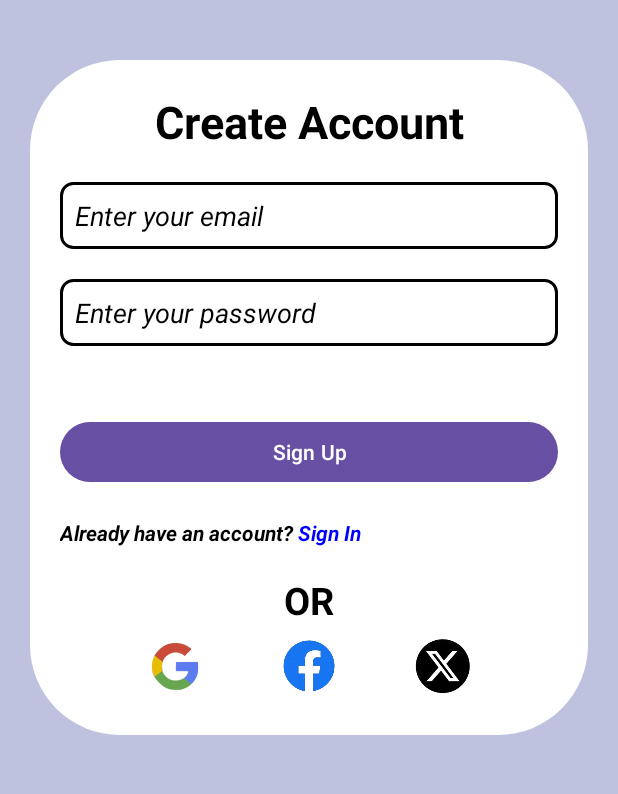
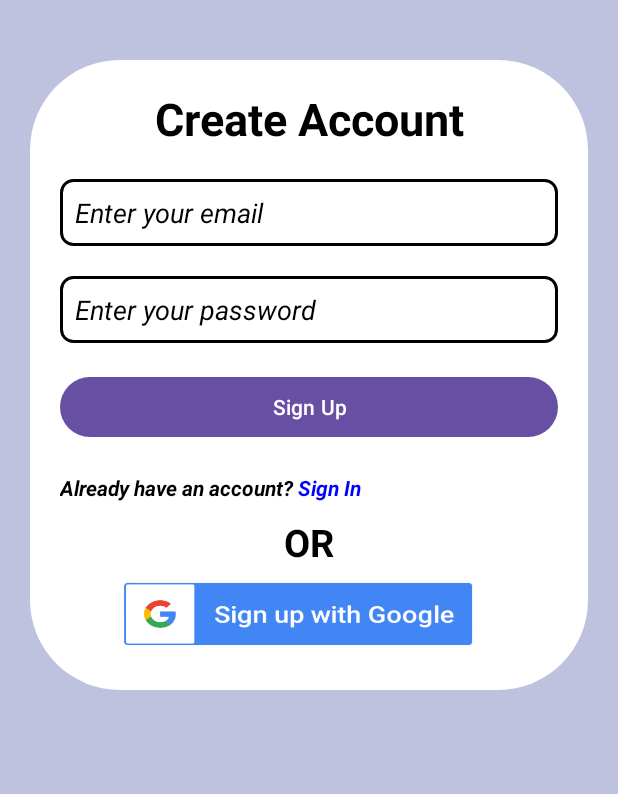
Before and after one commit to pranjalsinha1205/PayEase, an Android app: the screen it shows after launch (SignUp), after a tap on "Sign Up", on a phone screen of 412 x 824 dp, the part 189-983 px from its top. Run offline under Robolectric (Android 15) with nearby library versions, the phone set to English and light mode, and no system bars; our stand-ins replace Firebase (no records; nobody signed in at launch, a user with empty details on screens opened directly).

Commit message:
added google sign in and sign up

```diff
--- a/app/build.gradle.kts
+++ b/app/build.gradle.kts
@@ -47,6 +47,7 @@ dependencies {
     implementation(libs.androidx.credentials)
     implementation(libs.androidx.credentials.play.services.auth)
     implementation(libs.googleid)
+    implementation(libs.play.services.auth)
     testImplementation(libs.junit)
     androidTestImplementation(libs.androidx.junit)
     androidTestImplementation(libs.androidx.espresso.core)
--- a/app/src/main/java/com/example/payease/HomeActivity.kt
+++ b/app/src/main/java/com/example/payease/HomeActivity.kt
@@ -5,8 +5,6 @@ import android.os.Bundle
 import android.widget.Button
 import androidx.activity.enableEdgeToEdge
 import androidx.appcompat.app.AppCompatActivity
-import androidx.core.view.ViewCompat
-import androidx.core.view.WindowInsetsCompat
 import com.example.payease.auth.FirebaseAuthManager
 import com.example.payease.utils.SessionManager
 
--- a/app/src/main/java/com/example/payease/LoginPage.kt
+++ b/app/src/main/java/com/example/payease/LoginPage.kt
@@ -1,9 +1,65 @@
+//package com.example.payease
+//
+//import android.content.Intent
+//import android.os.Bundle
+//import android.widget.Button
+//import android.widget.EditText
+//import android.widget.TextView
+//import android.widget.Toast
+//import androidx.activity.enableEdgeToEdge
+//import androidx.appcompat.app.AppCompatActivity
+//import com.example.payease.auth.FirebaseAuthManager
+//import com.example.payease.utils.SessionManager
+//
+//class LoginPage : AppCompatActivity() {
+//    private lateinit var sessionManager: SessionManager
+//
+//    override fun onCreate(savedInstanceState: Bundle?) {
+//        super.onCreate(savedInstanceState)
+//        enableEdgeToEdge()
+//        setContentView(R.layout.activity_login_page)
+//
+//        sessionManager = SessionManager(this)
+//
+//        val emailField = findViewById<EditText>(R.id.email)
+//        val passwordField = findViewById<EditText>(R.id.Password)
+//        val loginButton = findViewById<Button>(R.id.SignIn)
+//        val signUpText = findViewById<TextView>(R.id.SignUp)
+//
+//        loginButton.setOnClickListener {
+//            val email = emailField.text.toString().trim()
+//            val password = passwordField.text.toString().trim()
+//
+//            if (email.isNotEmpty() && password.isNotEmpty()) {
+//                FirebaseAuthManager.login(email, password) { success, message ->
+//                    if (success) {
+//                        sessionManager.saveLoginState(true)
+//                        Toast.makeText(this, "Login successful!", Toast.LENGTH_SHORT).show()
+//                        startActivity(Intent(this, HomeActivity::class.java))
+//                        finish()
+//                    } else {
+//                        Toast.makeText(this, message ?: "Login failed!", Toast.LENGTH_SHORT).show()
+//                    }
+//                }
+//            } else {
+//                Toast.makeText(this, "Please fill all fields", Toast.LENGTH_SHORT).show()
+//            }
+//        }
+//
+//        signUpText.setOnClickListener {
+//            startActivity(Intent(this, SignUp::class.java))
+//        }
+//    }
+//}
+
 package com.example.payease
 
+import android.app.Activity
 import android.content.Intent
 import android.os.Bundle
 import android.widget.Button
 import android.widget.EditText
+import android.widget.ImageButton
 import android.widget.TextView
 import android.widget.Toast
 import androidx.activity.enableEdgeToEdge
@@ -13,6 +69,7 @@ import com.example.payease.utils.SessionManager
 
 class LoginPage : AppCompatActivity() {
     private lateinit var sessionManager: SessionManager
+    private val RC_SIGN_IN = 9001
 
     override fun onCreate(savedInstanceState: Bundle?) {
         super.onCreate(savedInstanceState)
@@ -20,10 +77,12 @@ class LoginPage : AppCompatActivity() {
         setContentView(R.layout.activity_login_page)
 
         sessionManager = SessionManager(this)
+        FirebaseAuthManager.initializeGoogleSignIn(this)
 
         val emailField = findViewById<EditText>(R.id.email)
         val passwordField = findViewById<EditText>(R.id.Password)
         val loginButton = findViewById<Button>(R.id.SignIn)
+        val googleSignInButton = findViewById<ImageButton>(R.id.googleLogin)
         val signUpText = findViewById<TextView>(R.id.SignUp)
 
         loginButton.setOnClickListener {
@@ -46,8 +105,28 @@ class LoginPage : AppCompatActivity() {
             }
         }
 
+        googleSignInButton.setOnClickListener {
+            FirebaseAuthManager.signInWithGoogle(this, RC_SIGN_IN)
+        }
+
         signUpText.setOnClickListener {
             startActivity(Intent(this, SignUp::class.java))
         }
     }
+
+    override fun onActivityResult(requestCode: Int, resultCode: Int, data: Intent?) {
+        super.onActivityResult(requestCode, resultCode, data)
+        if (requestCode == RC_SIGN_IN) {
+            FirebaseAuthManager.handleGoogleSignInResult(requestCode, data) { success, message ->
+                if (success) {
+                    sessionManager.saveLoginState(true)
+                    Toast.makeText(this, "Google Sign-In successful!", Toast.LENGTH_SHORT).show()
+                    startActivity(Intent(this, HomeActivity::class.java))
+                    finish()
+                } else {
+                    Toast.makeText(this, message ?: "Google Sign-In failed!", Toast.LENGTH_SHORT).show()
+                }
+            }
+        }
+    }
 }
--- a/app/src/main/java/com/example/payease/MainActivity.kt
+++ b/app/src/main/java/com/example/payease/MainActivity.kt
@@ -2,6 +2,7 @@ package com.example.payease
 
 import android.content.Intent
 import android.os.Bundle
+import androidx.activity.enableEdgeToEdge
 import androidx.appcompat.app.AppCompatActivity
 import androidx.lifecycle.lifecycleScope
 import com.example.payease.auth.FirebaseAuthManager
@@ -12,11 +13,12 @@ import kotlinx.coroutines.launch
 class MainActivity : AppCompatActivity() {
     override fun onCreate(savedInstanceState: Bundle?) {
         super.onCreate(savedInstanceState)
-
+        enableEdgeToEdge()
+        setContentView(R.layout.activity_main)
         val sessionManager = SessionManager(this)
 
         lifecycleScope.launch {
-            delay(2000) // Splash screen delay
+            delay(5000) // Splash screen delay
 
             val user = FirebaseAuthManager.getCurrentUser()
             if (user != null && sessionManager.isLoggedIn()) {
--- a/app/src/main/java/com/example/payease/SignUp.kt
+++ b/app/src/main/java/com/example/payease/SignUp.kt
@@ -1,8 +1,57 @@
+//package com.example.payease
+//
+//import android.content.Intent
+//import android.os.Bundle
+//import android.widget.Button
+//import android.widget.EditText
+//import android.widget.TextView
+//import android.widget.Toast
+//import androidx.activity.enableEdgeToEdge
+//import androidx.appcompat.app.AppCompatActivity
+//import com.example.payease.auth.FirebaseAuthManager
+//
+//class SignUp : AppCompatActivity() {
+//    override fun onCreate(savedInstanceState: Bundle?) {
+//        super.onCreate(savedInstanceState)
+//        enableEdgeToEdge()
+//        setContentView(R.layout.activity_sign_up)
+//
+//        val emailField = findViewById<EditText>(R.id.SignUpEmail)
+//        val passwordField = findViewById<EditText>(R.id.SignUpPassword)
+//        val signUpButton = findViewById<Button>(R.id.SignUpButton)
+//        val loginText = findViewById<TextView>(R.id.login)
+//
+//        signUpButton.setOnClickListener {
+//            val email = emailField.text.toString().trim()
+//            val password = passwordField.text.toString().trim()
+//
+//            if (email.isNotEmpty() && password.isNotEmpty()) {
+//                FirebaseAuthManager.signUp(email, password) { success, message ->
+//                    if (success) {
+//                        Toast.makeText(this, "Sign up successful!", Toast.LENGTH_SHORT).show()
+//                        startActivity(Intent(this, LoginPage::class.java))
+//                        finish()
+//                    } else {
+//                        Toast.makeText(this, message ?: "Sign up failed!", Toast.LENGTH_SHORT).show()
+//                    }
+//                }
+//            } else {
+//                Toast.makeText(this, "Please fill all fields", Toast.LENGTH_SHORT).show()
+//            }
+//        }
+//
+//        loginText.setOnClickListener {
+//            startActivity(Intent(this, LoginPage::class.java))
+//        }
+//    }
+//}
+
 package com.example.payease
 
 import android.content.Intent
 import android.os.Bundle
 import android.widget.Button
+import android.widget.ImageButton
 import android.widget.EditText
 import android.widget.TextView
 import android.widget.Toast
@@ -19,6 +68,7 @@ class SignUp : AppCompatActivity() {
         val emailField = findViewById<EditText>(R.id.SignUpEmail)
         val passwordField = findViewById<EditText>(R.id.SignUpPassword)
         val signUpButton = findViewById<Button>(R.id.SignUpButton)
+        val googleSignUpButton = findViewById<ImageButton>(R.id.googleSignUp)
         val loginText = findViewById<TextView>(R.id.login)
 
         signUpButton.setOnClickListener {
@@ -40,6 +90,10 @@ class SignUp : AppCompatActivity() {
             }
         }
 
+        googleSignUpButton.setOnClickListener {
+            FirebaseAuthManager.signInWithGoogle(this, 9001)
+        }
+
         loginText.setOnClickListener {
             startActivity(Intent(this, LoginPage::class.java))
         }
--- a/app/src/main/java/com/example/payease/auth/FirebaseAuthManager.kt
+++ b/app/src/main/java/com/example/payease/auth/FirebaseAuthManager.kt
@@ -1,10 +1,51 @@
+//package com.example.payease.auth
+//
+//import com.google.firebase.auth.FirebaseAuth
+//import com.google.firebase.auth.FirebaseUser
+//
+//object FirebaseAuthManager {
+//    private val auth: FirebaseAuth = FirebaseAuth.getInstance()
+//
+//    fun signUp(email: String, password: String, onComplete: (Boolean, String?) -> Unit) {
+//        auth.createUserWithEmailAndPassword(email, password)
+//            .addOnCompleteListener { task ->
+//                onComplete(task.isSuccessful, task.exception?.message)
+//            }
+//    }
+//
+//    fun login(email: String, password: String, onComplete: (Boolean, String?) -> Unit) {
+//        auth.signInWithEmailAndPassword(email, password)
+//            .addOnCompleteListener { task ->
+//                onComplete(task.isSuccessful, task.exception?.message)
+//            }
+//    }
+//
+//    fun getCurrentUser(): FirebaseUser? {
+//        return auth.currentUser
+//    }
+//
+//    fun logout() {
+//        auth.signOut()
+//    }
+//}
+//
 package com.example.payease.auth
 
+import android.app.Activity
+import android.content.Intent
+import com.example.payease.R
+import com.google.android.gms.auth.api.identity.BeginSignInRequest
+import com.google.android.gms.auth.api.identity.Identity
+import com.google.android.gms.auth.api.identity.SignInClient
+import com.google.android.gms.common.api.ApiException
 import com.google.firebase.auth.FirebaseAuth
 import com.google.firebase.auth.FirebaseUser
+import com.google.firebase.auth.GoogleAuthProvider
 
 object FirebaseAuthManager {
     private val auth: FirebaseAuth = FirebaseAuth.getInstance()
+    private lateinit var oneTapClient: SignInClient
+    private lateinit var signInRequest: BeginSignInRequest
 
     fun signUp(email: String, password: String, onComplete: (Boolean, String?) -> Unit) {
         auth.createUserWithEmailAndPassword(email, password)
@@ -20,6 +61,53 @@ object FirebaseAuthManager {
             }
     }
 
+    fun initializeGoogleSignIn(activity: Activity) {
+        oneTapClient = Identity.getSignInClient(activity)
+        signInRequest = BeginSignInRequest.builder()
+            .setGoogleIdTokenRequestOptions(
+                BeginSignInRequest.GoogleIdTokenRequestOptions.builder()
+                    .setSupported(true)
+                    .setServerClientId(activity.getString(R.string.default_web_client_id))
+                    .setFilterByAuthorizedAccounts(false)
+                    .build()
+            )
+            .build()
+    }
+
+    fun signInWithGoogle(activity: Activity, requestCode: Int) {
+        oneTapClient.beginSignIn(signInRequest)
+            .addOnSuccessListener(activity) { result ->
+                activity.startIntentSenderForResult(
+                    result.pendingIntent.intentSender, requestCode, null, 0, 0, 0, null
+                )
+            }
+            .addOnFailureListener {
+                // Handle failure
+            }
+    }
+
+    fun handleGoogleSignInResult(
+        requestCode: Int,
+        data: Intent?,
+        onComplete: (Boolean, String?) -> Unit
+    ) {
+        if (requestCode == 9001) {
+            try {
+                val credential = oneTapClient.getSignInCredentialFromIntent(data)
+                val idToken = credential.googleIdToken
+                if (idToken != null) {
+                    val firebaseCredential = GoogleAuthProvider.getCredential(idToken, null)
+                    auth.signInWithCredential(firebaseCredential)
+                        .addOnCompleteListener { task ->
+                            onComplete(task.isSuccessful, task.exception?.message)
+                        }
+                }
+            } catch (e: ApiException) {
+                onComplete(false, e.message)
+            }
+        }
+    }
+
     fun getCurrentUser(): FirebaseUser? {
         return auth.currentUser
     }
--- a/app/src/main/res/layout/activity_sign_up.xml
+++ b/app/src/main/res/layout/activity_sign_up.xml
@@ -25,7 +25,7 @@
     <androidx.constraintlayout.widget.ConstraintLayout
         android:id="@+id/signUpLayout"
         android:layout_width="match_parent"
-        android:layout_height="450sp"
+        android:layout_height="420sp"
         android:layout_marginTop="40sp"
         android:background="@drawable/curve"
         android:layout_marginBottom="200dp"
@@ -86,13 +86,12 @@
             android:id="@+id/SignUpButton"
             android:layout_width="match_parent"
             android:layout_height="wrap_content"
-            android:layout_marginTop="5dp"
             android:layout_marginStart="20dp"
             android:layout_marginEnd="20dp"
             app:layout_constraintTop_toBottomOf="@id/SignUpPassword"
             android:text="Sign Up"
             app:layout_constraintBottom_toBottomOf="@id/signUpLayout"
-            app:layout_constraintVertical_bias=".2"
+            app:layout_constraintVertical_bias=".1"
             />
 
         <TextView
@@ -128,44 +127,23 @@
             app:layout_constraintTop_toBottomOf="@id/text"
             app:layout_constraintBottom_toBottomOf="@id/signUpLayout"
             app:layout_constraintStart_toStartOf="@id/SignUpButton"
-            app:layout_constraintVertical_bias=".2"
+            app:layout_constraintVertical_bias=".1"
             app:layout_constraintEnd_toEndOf="@id/SignUpButton"/>
 
         <ImageButton
-            android:id="@+id/googleSignIn"
-            android:layout_width="40dp"
-            android:layout_height="40dp"
-            android:background="@drawable/googlelogo"
+            android:id="@+id/googleSignUp"
+            android:layout_width="0dp"
+            android:layout_height="0dp"
+            app:layout_constraintWidth_percent=".8"
+            app:layout_constraintHeight_percent=".25"
+            android:scaleType="fitXY"
+            android:background="@drawable/googlesignup"
             android:layout_marginEnd="10dp"
             android:layout_marginBottom="20sp"
             app:layout_constraintStart_toStartOf="@id/SignUpButton"
             app:layout_constraintEnd_toEndOf="@id/SignUpButton"
             app:layout_constraintBottom_toBottomOf="@id/signUpLayout"
-            app:layout_constraintHorizontal_bias=".2"
             app:layout_constraintTop_toBottomOf="@id/OR"/>
-
-        <ImageButton
-            android:id="@+id/facebookSignIn"
-            android:layout_width="40dp"
-            android:layout_height="40dp"
-            android:background="@drawable/facebooklogo"
-            app:layout_constraintTop_toBottomOf="@id/OR"
-            android:layout_marginBottom="20sp"
-            app:layout_constraintEnd_toStartOf="@id/xSignIn"
-            app:layout_constraintBottom_toBottomOf="@id/signUpLayout"
-            app:layout_constraintStart_toEndOf="@id/googleSignIn"/>
-        <ImageButton
-            android:id="@+id/xSignIn"
-            android:layout_width="40dp"
-            android:layout_height="40dp"
-            android:layout_marginStart="10dp"
-            android:background="@drawable/twit"
-            app:layout_constraintTop_toBottomOf="@id/OR"
-            app:layout_constraintEnd_toEndOf="@id/SignUpButton"
-            android:layout_marginBottom="20sp"
-            app:layout_constraintStart_toStartOf="@id/SignUpButton"
-            app:layout_constraintBottom_toBottomOf="@id/signUpLayout"
-            app:layout_constraintHorizontal_bias=".8"/>
 
     </androidx.constraintlayout.widget.ConstraintLayout>
 
--- a/app/src/main/res/values/strings.xml
+++ b/app/src/main/res/values/strings.xml
@@ -3,4 +3,5 @@
     <string name="payease">PayEase</string>
     <string name="email">Enter your email</string>
     <string name="password">Enter your password</string>
+    <string name="default_web_client_id">890400360622-43rfen55p7p6umco1cccq2f9ufdi10b1.apps.googleusercontent.com</string>
 </resources>
--- a/gradle/libs.versions.toml
+++ b/gradle/libs.versions.toml
@@ -14,6 +14,7 @@ firebaseAuth = "23.2.0"
 credentials = "1.5.0"
 credentialsPlayServicesAuth = "1.5.0"
 googleid = "1.1.1"
+playServicesAuth = "21.3.0"
 
 [libraries]
 androidx-core-ktx = { group = "androidx.core", name = "core-ktx", version.ref = "coreKtx" }
@@ -28,6 +29,7 @@ firebase-auth = { group = "com.google.firebase", name = "firebase-auth", version
 androidx-credentials = { group = "androidx.credentials", name = "credentials", version.ref = "credentials" }
 androidx-credentials-play-services-auth = { group = "androidx.credentials", name = "credentials-play-services-auth", version.ref = "credentialsPlayServicesAuth" }
 googleid = { group = "com.google.android.libraries.identity.googleid", name = "googleid", version.ref = "googleid" }
+play-services-auth = { group = "com.google.android.gms", name = "play-services-auth", version.ref = "playServicesAuth" }
 
 [plugins]
 android-application = { id = "com.android.application", version.ref = "agp" }
```
Also changed, not shown: app/src/main/res/layout/activity_login_page.xml (+26 -24 lines), app/src/main/res/drawable/google.png (added), app/src/main/res/drawable/googlesignup.png (added).
